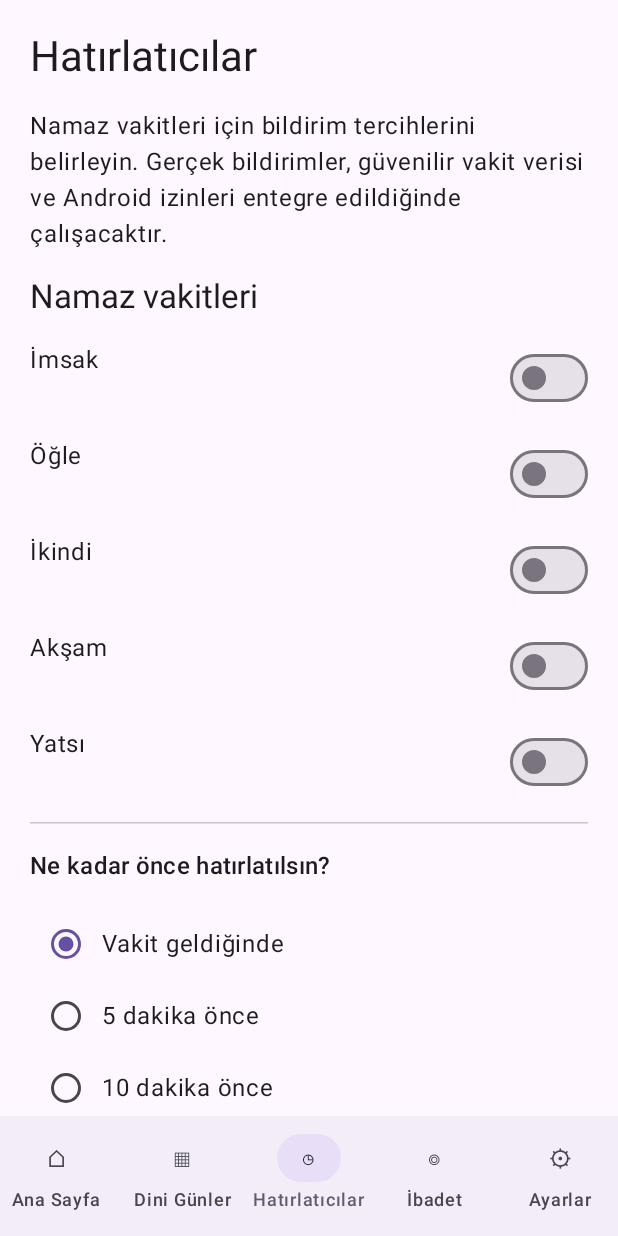
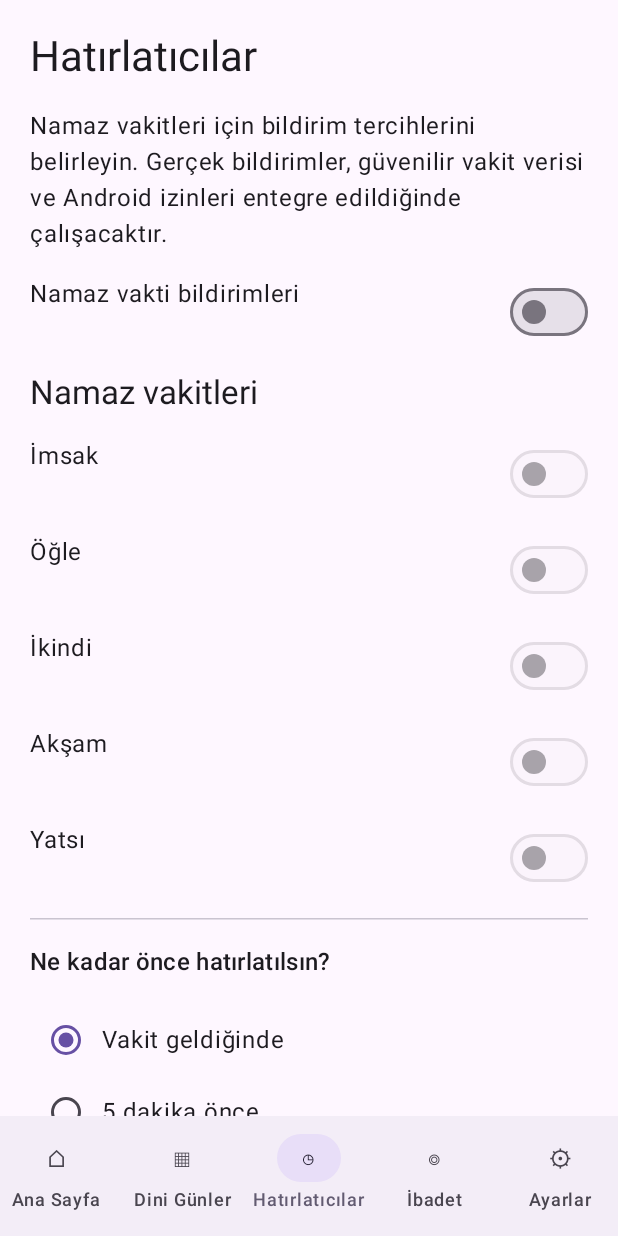
Before and after one commit to caglar-yildiz/Namaz, an Android app built with Jetpack Compose: the screen it shows after launch (MainActivity), item 3 of the bottom bar chosen, on a phone screen of 412 x 824 dp. Run offline under Robolectric (Android 15) with nearby library versions, the phone set to English and light mode, and no system bars.

Commit message:
feat: share prayer reminder category toggle with Settings

```diff
--- a/app/src/main/java/com/namaz/app/RemindersScreen.kt
+++ b/app/src/main/java/com/namaz/app/RemindersScreen.kt
@@ -18,6 +18,7 @@ fun RemindersScreen() {
     val prefs = remember(context) {
         context.getSharedPreferences(PREFS_NAME, Context.MODE_PRIVATE)
     }
+    var prayerCategoryEnabled by remember { mutableStateOf(ReminderPreferences.enabled(context, "Namaz vakitleri")) }
     val enabled = remember {
         mutableStateMapOf<String, Boolean>().apply {
             prayerNames.forEach { name -> put(name, prefs.getBoolean(name, false)) }
@@ -40,6 +41,15 @@ fun RemindersScreen() {
                     "entegre edildiğinde çalışacaktır."
             )
         }
+        item {
+            Row(Modifier.fillMaxWidth(), horizontalArrangement = Arrangement.SpaceBetween) {
+                Text("Namaz vakti bildirimleri", modifier = Modifier.weight(1f))
+                Switch(checked = prayerCategoryEnabled, onCheckedChange = {
+                    prayerCategoryEnabled = it
+                    ReminderPreferences.setEnabled(context, "Namaz vakitleri", it)
+                })
+            }
+        }
         item { Text("Namaz vakitleri", style = MaterialTheme.typography.titleLarge) }
         prayerNames.forEach { name ->
             item {
@@ -50,6 +60,7 @@ fun RemindersScreen() {
                     Text(name, modifier = Modifier.weight(1f))
                     Switch(
                         checked = enabled[name] == true,
+                        enabled = prayerCategoryEnabled,
                         onCheckedChange = { value ->
                             enabled[name] = value
                             prefs.edit().putBoolean(name, value).apply()
```
